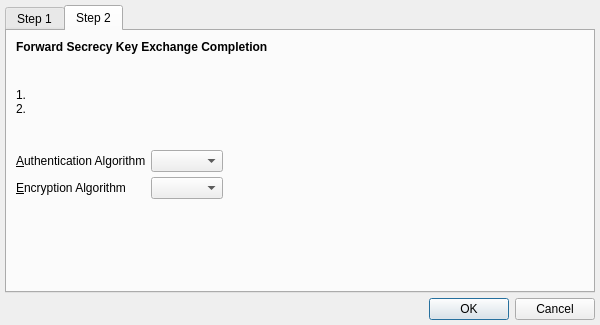
This is branches/trunk/UI/spot-on-forward-secrecy-algorithms-selection.ui in textbrowser/spot-on as Qt 5 draws it before an edit. The edited form follows.
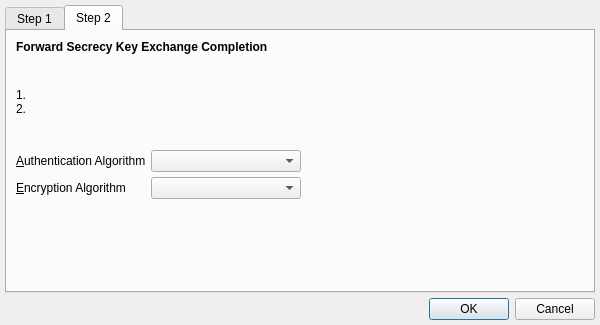
This is the edited form. The open tabs and pages were chosen to show the change. Icons and pictures are not drawn.

Commit message: Minimum contents lengths.

What changed in the file:
```diff
--- a/branches/trunk/UI/spot-on-forward-secrecy-algorithms-selection.ui
+++ b/branches/trunk/UI/spot-on-forward-secrecy-algorithms-selection.ui
@@ -246,6 +246,9 @@
              <property name="sizeAdjustPolicy">
               <enum>QComboBox::AdjustToContents</enum>
              </property>
+             <property name="minimumContentsLength">
+              <number>15</number>
+             </property>
             </widget>
            </item>
            <item>
@@ -273,6 +276,9 @@
              <property name="sizeAdjustPolicy">
               <enum>QComboBox::AdjustToContents</enum>
              </property>
+             <property name="minimumContentsLength">
+              <number>15</number>
+             </property>
             </widget>
            </item>
            <item>
```
The commit also changes 10 other files.
